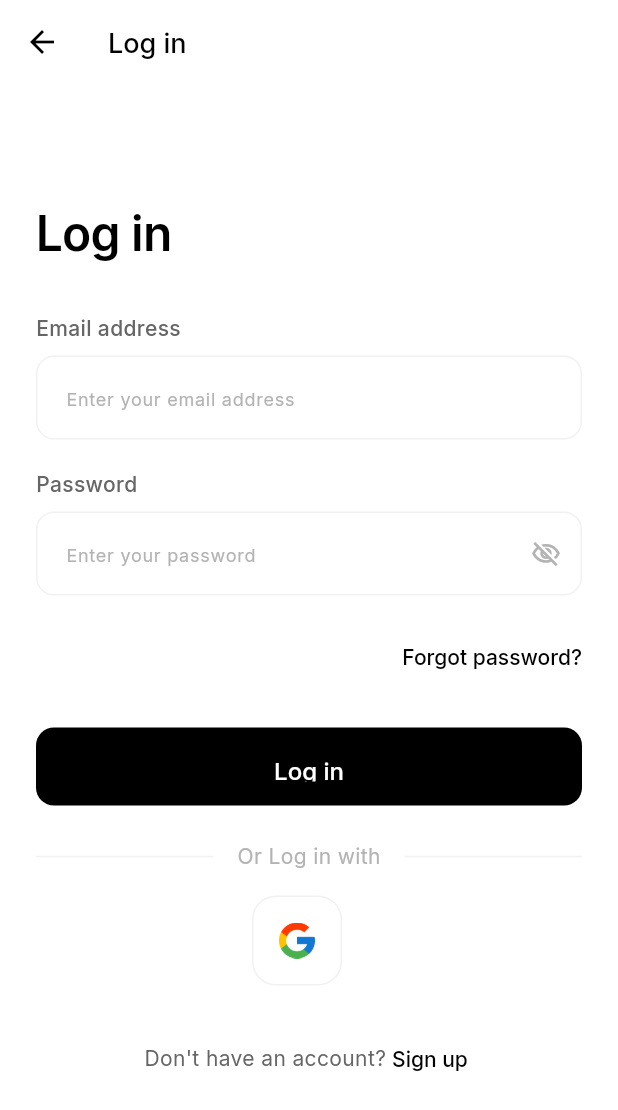
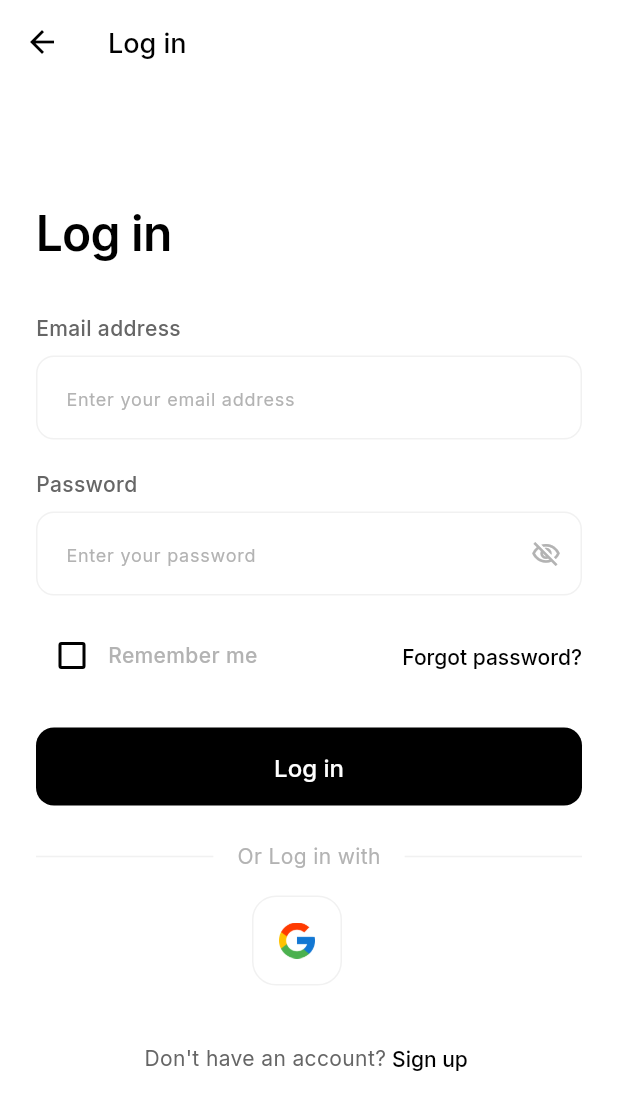
Before and after one commit to goodness273/spending-income-multi2, a Flutter app: the LoginScreen screen opened directly, on a phone screen of 412 x 824 dp. Shown: the top 1110 px of the screen. Run offline on Flutter 3.47's test engine with Material 3 defaults, Android fonts, the phone set to English and light mode, and no system bars; our stand-ins replace cloud_firestore, firebase_auth, firebase_core, flutter_riverpod, google_fonts, google_sign_in and 3 more; accounts and stored records are empty.

Commit message:
Add Remember Me feature and fix code warnings

```diff
--- a/lib/models/user_model.dart
+++ b/lib/models/user_model.dart
@@ -15,7 +15,7 @@ class UserModel {
     List<String>? categories,
     DateTime? createdAt,
     this.settings,
-  }) : this.categories =
+  }) : categories =
            categories ??
            [
              'Food',
@@ -29,7 +29,7 @@ class UserModel {
              'Gift',
              'Other',
            ],
-       this.createdAt = createdAt ?? DateTime.now();
+       createdAt = createdAt ?? DateTime.now();
 
   // Convert a UserModel into a Map
   Map<String, dynamic> toMap() {
--- a/lib/screens/auth/forgot_password_screen.dart
+++ b/lib/screens/auth/forgot_password_screen.dart
@@ -205,7 +205,7 @@ class _ForgotPasswordScreenState extends ConsumerState<ForgotPasswordScreen> {
                           Navigator.pop(context);
                         },
                         style: AppTheme.getTextButtonStyle(context).copyWith(
-                          padding: MaterialStateProperty.all(
+                          padding: WidgetStateProperty.all(
                             const EdgeInsets.symmetric(horizontal: 4.0),
                           ),
                         ),
--- a/lib/screens/auth/login_screen.dart
+++ b/lib/screens/auth/login_screen.dart
@@ -3,6 +3,7 @@ import 'package:flutter_riverpod/flutter_riverpod.dart';
 import '../../providers/auth_provider.dart';
 import '../../utils/auth_error_handler.dart';
 import '../../utils/app_theme.dart';
+import '../../providers/preferences_provider.dart';
 import 'register_screen.dart';
 import 'forgot_password_screen.dart';
 import 'dart:io' show Platform;
@@ -23,6 +24,22 @@ class _LoginScreenState extends ConsumerState<LoginScreen> {
   bool _obscurePassword = true;
   bool _isGoogleLoading = false; // Loading state for Google
   bool _isAppleLoading = false;  // Loading state for Apple
+  bool _rememberMe = false;
+
+  @override
+  void initState() {
+    super.initState();
+    // Load saved email if "remember me" is enabled
+    WidgetsBinding.instance.addPostFrameCallback((_) {
+      final prefs = ref.read(preferencesProvider);
+      setState(() {
+        _rememberMe = prefs.rememberMe;
+        if (prefs.rememberMe && prefs.savedEmail != null) {
+          _emailController.text = prefs.savedEmail!;
+        }
+      });
+    });
+  }
 
   @override
   void dispose() {
@@ -39,6 +56,17 @@ class _LoginScreenState extends ConsumerState<LoginScreen> {
       });
 
       try {
+        // Save email preference if remember me is checked
+        if (_rememberMe) {
+          await ref.read(preferencesProvider.notifier).setRememberMe(
+                true,
+                email: _emailController.text.trim(),
+              );
+        } else {
+          // Clear saved email if remember me is unchecked
+          await ref.read(preferencesProvider.notifier).setRememberMe(false);
+        }
+
         final authNotifier = ref.read(authNotifierProvider.notifier);
         await authNotifier.signInWithEmailAndPassword(
           _emailController.text.trim(),
@@ -275,10 +303,32 @@ class _LoginScreenState extends ConsumerState<LoginScreen> {
                     },
                   ),
                   const SizedBox(height: 16), // Spacing before forgot password
-                  // Forgot password link (Align right)
-                  Align(
-                    alignment: Alignment.centerRight,
-                    child: TextButton(
+                  // Forgot password link and Remember me are on same row
+                  Row(
+                    mainAxisAlignment: MainAxisAlignment.spaceBetween,
+                    children: [
+                      // Remember me (left)
+                      Row(
+                        children: [
+                          Checkbox(
+                            value: _rememberMe,
+                            onChanged: (value) {
+                              setState(() {
+                                _rememberMe = value ?? false;
+                              });
+                            },
+                            activeColor: AppTheme.getPrimaryColor(isDark),
+                          ),
+                          Text(
+                            'Remember me',
+                            style: AppTheme.getSmallStyle(isDark).copyWith(
+                              fontWeight: FontWeight.w500,
+                            ),
+                          ),
+                        ],
+                      ),
+                      // Forgot password (right)
+                      TextButton(
                         onPressed: () {
                           Navigator.push(
                             context,
@@ -289,7 +339,7 @@ class _LoginScreenState extends ConsumerState<LoginScreen> {
                         },
                         style: AppTheme.getTextButtonStyle(context).copyWith(
                           // Use theme style
-                        padding: MaterialStateProperty.all(
+                          padding: WidgetStateProperty.all(
                             EdgeInsets.zero,
                           ), // Remove extra padding
                         ),
@@ -301,8 +351,10 @@ class _LoginScreenState extends ConsumerState<LoginScreen> {
                           ), // Match inspiration style
                         ),
                       ),
+                    ],
                   ),
                   const SizedBox(height: 24), // Spacing before error/button
+
                   // Error message
                   if (_errorMessage != null)
                     Padding(
@@ -386,10 +438,10 @@ class _LoginScreenState extends ConsumerState<LoginScreen> {
                         OutlinedButton(
                           onPressed: _isGoogleLoading || _isAppleLoading ? null : _signInWithApple,
                           style: AppTheme.getOutlinedSocialButtonStyle(context).copyWith(
-                             backgroundColor: MaterialStateProperty.resolveWith<Color?>((states) {
+                             backgroundColor: WidgetStateProperty.resolveWith<Color?>((states) {
                                 return Theme.of(context).brightness == Brightness.dark ? Colors.white : Colors.black;
                              }),
-                             foregroundColor: MaterialStateProperty.resolveWith<Color?>((states) {
+                             foregroundColor: WidgetStateProperty.resolveWith<Color?>((states) {
                                 return Theme.of(context).brightness == Brightness.dark ? Colors.black : Colors.white;
                              }),
                           ),
@@ -437,7 +489,7 @@ class _LoginScreenState extends ConsumerState<LoginScreen> {
                         },
                         style: AppTheme.getTextButtonStyle(context).copyWith(
                           // Use theme style
-                          padding: MaterialStateProperty.all(
+                          padding: WidgetStateProperty.all(
                             const EdgeInsets.symmetric(horizontal: 4.0),
                           ), // Adjust padding
                         ),
--- a/lib/screens/auth/register_screen.dart
+++ b/lib/screens/auth/register_screen.dart
@@ -434,7 +434,7 @@ class _RegisterScreenState extends ConsumerState<RegisterScreen> {
                           style: AppTheme.getSecondaryButtonStyle(
                             context,
                           ).copyWith(
-                            foregroundColor: MaterialStateProperty.all(
+                            foregroundColor: WidgetStateProperty.all(
                               AppTheme.getPrimaryTextColor(isDark),
                             ),
                           ),
@@ -475,7 +475,7 @@ class _RegisterScreenState extends ConsumerState<RegisterScreen> {
                           Navigator.pop(context);
                         },
                         style: AppTheme.getTextButtonStyle(context).copyWith(
-                          padding: MaterialStateProperty.all(
+                          padding: WidgetStateProperty.all(
                             const EdgeInsets.symmetric(horizontal: 4.0),
                           ),
                         ),
--- a/lib/screens/onboarding/onboarding_page.dart
+++ b/lib/screens/onboarding/onboarding_page.dart
@@ -33,10 +33,10 @@ class OnboardingPage extends StatelessWidget {
             width: 140,
             height: 140,
             decoration: BoxDecoration(
-              color: data.backgroundColor.withOpacity(0.1),
+              color: data.backgroundColor.withAlpha(26),
               borderRadius: BorderRadius.circular(28),
               border: Border.all(
-                color: data.backgroundColor.withOpacity(0.2),
+                color: data.backgroundColor.withAlpha(51),
                 width: 1,
               ),
             ),
--- a/lib/utils/app_theme.dart
+++ b/lib/utils/app_theme.dart
@@ -34,10 +34,9 @@ class AppTheme {
   static const Color accentGreenDark = Color(0xFF4ADE80);
   // --- Primary color reference for themes ---
   // Light theme uses Black as primary action color
-  // Dark theme will use a contrasting color (e.g., white or a light blue) - let's use white for now
+  // Dark theme will use a contrasting color (white)
   static const Color lightPrimaryAction = primaryBlack;
-  static const Color darkPrimaryAction =
-      white; // Or maybe keep primaryBlueDark? Let's try white.
+  static const Color darkPrimaryAction = white;
 
   // Light mode colors - Based on Image
   static const Color lightBackground = white; // White background
@@ -236,7 +235,7 @@ class AppTheme {
         fontSize: 16,
         fontWeight: FontWeight.w500,
       ), // Match inspiration button text
-      padding: const EdgeInsets.symmetric(vertical: 16),
+      padding: const EdgeInsets.symmetric(vertical: 12),
     );
   }
 
@@ -244,11 +243,8 @@ class AppTheme {
     // Inspiration shows social buttons as simple outlined squares. Let's adapt this.
     final isDark = Theme.of(context).brightness == Brightness.dark;
     return OutlinedButton.styleFrom(
-      // Changed to OutlinedButton
       backgroundColor: Colors.transparent, // No background
-      foregroundColor: getPrimaryTextColor(
-        isDark,
-      ), // Text/icon color matches primary text
+      foregroundColor: getPrimaryTextColor(isDark), // Text/icon color matches primary text
       minimumSize: const Size(56, 56), // Make it squarish
       maximumSize: const Size(64, 64),
       side: BorderSide(
@@ -312,15 +308,7 @@ class AppTheme {
     Widget? suffixIcon,
   }) {
     final isDark = Theme.of(context).brightness == Brightness.dark;
-    final borderSideColor = getDividerColor(
-      isDark,
-    ); // Use divider color for border
-    final fillColor =
-        isDark
-            ? darkCardBackground
-            : lightGray.withOpacity(
-              0.5,
-            ); // Lighter fill or white? Let's try light gray fill
+    final borderSideColor = getDividerColor(isDark); // Use divider color for border
 
     return InputDecoration(
       // labelText is now the HINT text
@@ -430,9 +418,7 @@ class AppTheme {
         )
         .apply(bodyColor: lightSecondaryText, displayColor: lightPrimaryText);
 
-    final baseTheme = ThemeData.light(
-      useMaterial3: true,
-    ); // Start with base light theme
+    final baseTheme = ThemeData.light(); // Start with base light theme
     return baseTheme.copyWith(
       brightness: Brightness.light,
       colorScheme: ColorScheme.light(
@@ -441,8 +427,6 @@ class AppTheme {
         secondary: darkGray, // Accent color? Using dark gray
         tertiary: mediumGray, // Another accent? Using medium gray
         onSecondary: white, // Text on secondary
-        background: lightBackground, // White
-        onBackground: lightPrimaryText, // Black text on background
         surface: lightCardColor, // White
         onSurface: lightPrimaryText, // Black text on surface
         error: Colors.red.shade700,
@@ -568,7 +552,6 @@ class AppTheme {
           ),
         ),
       ),
-      useMaterial3: true,
     );
   }
 
@@ -591,9 +574,7 @@ class AppTheme {
         )
         .apply(bodyColor: darkSecondaryText, displayColor: darkPrimaryText);
 
-    final baseTheme = ThemeData.dark(
-      useMaterial3: true,
-    ); // Start with base dark theme
+    final baseTheme = ThemeData.dark(); // Start with base dark theme
     return baseTheme.copyWith(
       brightness: Brightness.dark,
       colorScheme: ColorScheme.dark(
@@ -602,8 +583,6 @@ class AppTheme {
         secondary: mediumGray, // Accent? Medium Gray
         tertiary: darkGray, // Accent? Dark Gray
         onSecondary: primaryBlack, // Text on secondary
-        background: darkBackground, // Near-black
-        onBackground: darkPrimaryText, // White text
         surface: darkCardBackground, // Dark Gray surface
         onSurface: darkPrimaryText, // White text
         error: Colors.red.shade300,
@@ -729,7 +708,6 @@ class AppTheme {
           ),
         ),
       ),
-      useMaterial3: true,
     );
   }
 }
--- a/pubspec.yaml
+++ b/pubspec.yaml
@@ -45,6 +45,7 @@ dependencies:
   google_fonts: ^6.2.1
   google_sign_in: ^6.2.1
   sign_in_with_apple: ^6.1.1
+  logger: ^2.5.0
 
 dev_dependencies:
   flutter_test:
```
Also changed, not shown: lib/providers/auth_provider.dart (+6 -4 lines), lib/providers/preferences_provider.dart (+36 -3 lines), lib/screens/home/home_screen.dart (+5 -5 lines), lib/services/auth_service.dart (+6 -5 lines), lib/utils/ui_components.dart (+12 -9 lines), pubspec.lock. Lines whose indentation alone changed are shown as unchanged.
